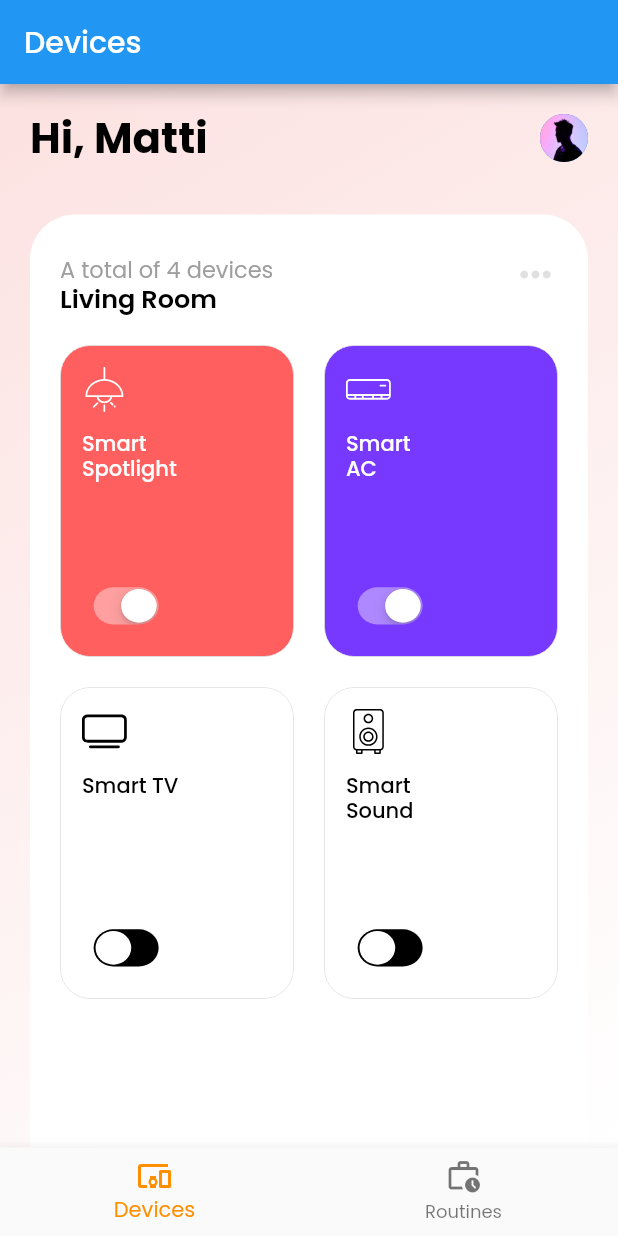
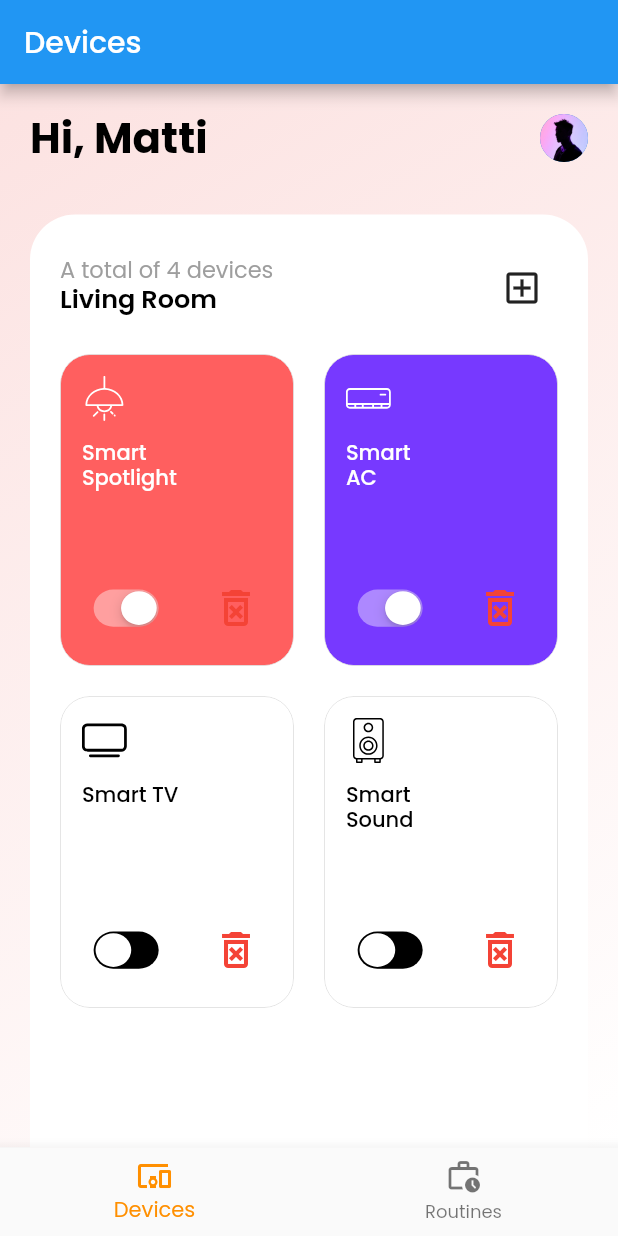
Before and after one commit to humamcp/smartix_husam, a Flutter app: the screen it shows after launch, on a phone screen of 412 x 824 dp. Run offline on Flutter 3.47's test engine with Material 2 defaults, Android fonts, the phone set to English and light mode, and no system bars; our stand-ins replace animated_background, bloc, flutter_bloc, flutter_svg, sleek_circular_slider; missing offline and left inert: rainbow_color.

Commit message:
Working on Devices Page ( UI, Add Device & Delete Device)

```diff
--- /dev/null
+++ b/lib/features/device/mockups/device_types.dart
@@ -0,0 +1,29 @@
+import 'package:smartix_husam/features/device/model/device_type.dart';
+
+// TODO: fetch it from API & remove this mock up
+List<DeviceType> deviceTypes = [
+  DeviceType(
+    typeID: 1,
+    name: 'Smart Spotlight',
+    color: "#ff5f5f",
+    icon: 'assets/svg/light.svg',
+  ),
+  DeviceType(
+    typeID: 2,
+    name: 'Smart AC',
+    color: "#7739ff",
+    icon: 'assets/svg/ac.svg',
+  ),
+  DeviceType(
+    typeID: 3,
+    name: 'Smart TV',
+    color: "#c9c306",
+    icon: 'assets/svg/tv.svg',
+  ),
+  DeviceType(
+    typeID: 4,
+    name: 'Smart Sound',
+    color: "#c207db",
+    icon: 'assets/svg/speaker.svg',
+  ),
+];
--- a/lib/features/device/model/device_type.dart
+++ b/lib/features/device/model/device_type.dart
@@ -1,11 +1,17 @@
 class DeviceType {
+  int typeID = -1;
   String name = "";
   String color = "";
   String icon = "";
 
-  DeviceType({required this.name, required this.color, required this.icon});
+  DeviceType(
+      {required this.typeID,
+      required this.name,
+      required this.color,
+      required this.icon});
 
   DeviceType.fromJson(Map<String, dynamic> json) {
+    typeID = json['typeID'];
     name = json['name'];
     color = json['color'];
     icon = json['icon'];
@@ -13,6 +19,7 @@ class DeviceType {
 
   Map<String, dynamic> toJson() {
     final Map<String, dynamic> data = new Map<String, dynamic>();
+    data['typeID'] = typeID;
     data['name'] = name;
     data['color'] = color;
     data['icon'] = icon;
--- a/lib/features/device/view/device_page.dart
+++ b/lib/features/device/view/device_page.dart
@@ -13,9 +13,6 @@ class DevicePage extends StatelessWidget {
 
   @override
   Widget build(BuildContext context) {
-    return BlocProvider(
-      create: (_) => DeviceCubit(),
-      child: const DeviceView(),
-    );
+    return const DeviceView();
   }
 }
--- a/lib/features/device/view/device_view.dart
+++ b/lib/features/device/view/device_view.dart
@@ -1,9 +1,12 @@
 import 'package:flutter/material.dart';
 import 'package:flutter_bloc/flutter_bloc.dart';
 import 'package:smartix_husam/features/device/cubit/device_cubit.dart';
+import 'package:smartix_husam/features/device/mockups/device_types.dart';
 import 'package:smartix_husam/features/device/model/device_model.dart';
+import 'package:smartix_husam/features/device/model/device_type.dart';
 import 'package:smartix_husam/features/device/view/devices.dart';
 import 'package:smartix_husam/mixins/loading_state_mixin.dart';
+import 'package:smartix_husam/style/theme.dart';
 import 'package:smartix_husam/utils/string_to_color.dart';
 
 class DeviceView extends StatefulWidget {
@@ -14,16 +17,16 @@ class DeviceView extends StatefulWidget {
 }
 
 class _DeviceViewState extends State<DeviceView> with LoadingStateMixin {
+  // params
+  int? _deviceId;
+  DeviceType _type = deviceTypes.first;
+
+  // methods
   @override
   void initState() {
     _initDevices();
     super.initState();
   }
-
-  // @override
-  // didChangeDependencies(){
-  //   super.didChangeDependencies();
-  // }
 
   ///
   /// This Function is used to initalize the user devices
@@ -34,13 +37,49 @@ class _DeviceViewState extends State<DeviceView> with LoadingStateMixin {
 
     // initDevices
     await BlocProvider.of<DeviceCubit>(context).init();
+    _type = deviceTypes[0];
 
+    // hide loading
+    hideLoading();
+  }
+
+  ///
+  ///
+  ///
+  _addDevice() async {
+    // check selected type & id
+    if (_deviceId == null || _deviceId == -1) {
+      ScaffoldMessenger.of(context).showSnackBar(
+        const SnackBar(
+          content: Text('Please Enter Device ID'),
+        ),
+      );
+      return;
+    }
+
+    // close Bottom Sheet
+    Navigator.of(context).pop();
+
+    // show loading
+    showLoading();
+
+    // add device
+    await context.read<DeviceCubit>().addDevice(DeviceModel(
+          id: _deviceId!,
+          name: _type.name,
+          icon: _type.icon,
+          color: _type.color,
+          isActive: false,
+        ));
     // hide loading
     hideLoading();
   }
 
   @override
   Widget build(BuildContext context) {
+    return BlocConsumer<DeviceCubit, List<DeviceModel>>(
+      listener: (context, state) {},
+      builder: (context, state) {
         return Container(
           width: MediaQuery.of(context).size.width,
           height: MediaQuery.of(context).size.height,
@@ -52,7 +91,7 @@ class _DeviceViewState extends State<DeviceView> with LoadingStateMixin {
           ),
           child: isLoading
               ? const Center(
-              child:  CircularProgressIndicator(),
+                  child: CircularProgressIndicator(),
                 )
               : Padding(
                   padding: const EdgeInsets.fromLTRB(20, 15, 20, 0),
@@ -74,7 +113,8 @@ class _DeviceViewState extends State<DeviceView> with LoadingStateMixin {
                             CircleAvatar(
                               minRadius: 16,
                               backgroundImage:
-                                AssetImage("assets/images/user.webp"))
+                                  AssetImage("assets/images/user.webp"),
+                            )
                           ],
                         ),
                         const SizedBox(
@@ -104,23 +144,19 @@ class _DeviceViewState extends State<DeviceView> with LoadingStateMixin {
                                   Row(
                                     mainAxisAlignment:
                                         MainAxisAlignment.spaceBetween,
-                                crossAxisAlignment: CrossAxisAlignment.start,
+                                    crossAxisAlignment:
+                                        CrossAxisAlignment.start,
                                     children: [
                                       Column(
                                         crossAxisAlignment:
                                             CrossAxisAlignment.start,
                                         children: [
-                                      BlocBuilder<DeviceCubit,
-                                          List<DeviceModel>>(
-                                        builder: (context, state) {
-                                          return Text(
+                                          Text(
                                             "A total of ${state.length} devices",
                                             style: const TextStyle(
                                                 fontSize: 15,
                                                 color: Colors.grey,
                                                 fontWeight: FontWeight.normal),
-                                          );
-                                        },
                                           ),
                                           const Text(
                                             "Living Room",
@@ -132,11 +168,13 @@ class _DeviceViewState extends State<DeviceView> with LoadingStateMixin {
                                           ),
                                         ],
                                       ),
-                                  Icon(
-                                    Icons.more_horiz,
-                                    color: Colors.grey[300],
-                                    size: 30,
-                                  )
+                                      IconButton(
+                                        onPressed: _onAddBtn,
+                                        icon: const Icon(
+                                          Icons.add_box_outlined,
+                                          size: 28,
+                                        ),
+                                      ),
                                     ],
                                   ),
                                   const SizedBox(
@@ -154,18 +192,27 @@ class _DeviceViewState extends State<DeviceView> with LoadingStateMixin {
                                                 childAspectRatio: 3 / 4,
                                                 crossAxisSpacing: 20,
                                                 mainAxisSpacing: 20),
-                                    itemCount: devices.length,
+                                        itemCount: state.length,
                                         itemBuilder: (BuildContext ctx, index) {
                                           return Devices(
-                                        name: devices[index].name,
-                                        svg: devices[index].icon,
-                                        color: devices[index].color.toColor(),
-                                        isActive: devices[index].isActive,
-                                        onChanged: (val) {
-                                          setState(() {
-                                            devices[index].isActive =
-                                                !devices[index].isActive;
-                                          });
+                                            name: state[index].name,
+                                            svg: state[index].icon,
+                                            color: state[index].color.toColor(),
+                                            isActive: state[index].isActive,
+                                            onChanged: (val) async {
+                                              showLoading();
+                                              await context
+                                                  .read<DeviceCubit>()
+                                                  .toggleDevice(state[index].id,
+                                                      isActive: val);
+                                              hideLoading();
+                                            },
+                                            onDelete: () async {
+                                              showLoading();
+                                              await context
+                                                  .read<DeviceCubit>()
+                                                  .removeDevice(state[index]);
+                                              hideLoading();
                                             },
                                           );
                                         }),
@@ -180,33 +227,90 @@ class _DeviceViewState extends State<DeviceView> with LoadingStateMixin {
                   ),
                 ),
         );
-    // final textTheme = Theme.of(context).textTheme;
-    // Scaffold(
-    //   appBar: AppBar(title: const Text('Counter')),
-    //   body: Center(
-    //     child: BlocBuilder<DeviceCubit, int>(
-    //       builder: (context, state) {
-    //         return Text('$state', style: textTheme.headline2);
-    //       },
-    //     ),
-    //   ),
-    //   floatingActionButton: Column(
-    //     mainAxisAlignment: MainAxisAlignment.end,
-    //     crossAxisAlignment: CrossAxisAlignment.end,
-    //     children: <Widget>[
-    //       FloatingActionButton(
-    //         key: const Key('counterView_increment_floatingActionButton'),
-    //         child: const Icon(Icons.add),
-    //         onPressed: () => context.read<DeviceCubit>().increment(),
-    //       ),
-    //       const SizedBox(height: 8),
-    //       FloatingActionButton(
-    //         key: const Key('counterView_decrement_floatingActionButton'),
-    //         child: const Icon(Icons.remove),
-    //         onPressed: () => context.read<DeviceCubit>().decrement(),
-    //       ),
-    //     ],
-    //   ),
-    // );
+      },
+    );
+  }
+
+  ///
+  /// show add device Bottom Sheet
+  ///
+  _onAddBtn() {
+    Scaffold.of(context).showBottomSheet(
+      backgroundColor: Colors.black.withAlpha(150),
+      constraints: BoxConstraints(
+        maxWidth: MediaQuery.of(context).size.width,
+        maxHeight: MediaQuery.of(context).size.height,
+      ),
+      enableDrag: true,
+      (context) {
+        return Container(
+          alignment: Alignment.bottomCenter,
+          child: SizedBox(
+            width: MediaQuery.of(context).size.width * .5,
+            height: MediaQuery.of(context).size.height * .5,
+            child: Card(
+              child: Padding(
+                padding: const EdgeInsets.all(8.0),
+                child: Column(
+                  children: [
+                    const SizedBox(height: 24),
+                    Row(
+                      mainAxisAlignment: MainAxisAlignment.spaceBetween,
+                      children: [
+                        const Text(
+                          'Add device',
+                          style: AppTheme.TEXT_TITLE_STYLE,
+                        ),
+                        IconButton(
+                          onPressed: () {
+                            Navigator.of(context).pop();
+                          },
+                          icon: const Icon(
+                            Icons.close,
+                          ),
+                        ),
+                      ],
+                    ),
+                    const SizedBox(height: 24),
+                    TextField(
+                      keyboardType: TextInputType.number,
+                      onChanged: (val) => _deviceId = int.parse(val),
+                      decoration: const InputDecoration(
+                        hintText: 'Enter Device Id',
+                      ),
+                    ),
+                    const SizedBox(
+                      height: 24,
+                    ),
+                    DropdownButton<DeviceType>(
+                        value: _type,
+                        items: deviceTypes.map((el) {
+                          return DropdownMenuItem<DeviceType>(
+                            value: el,
+                            child: Text(el.name),
+                          );
+                        }).toList(),
+                        onChanged: (val) {
+                          if (mounted) {
+                            setState(() {
+                              _type = val!;
+                            });
+                          }
+                        }),
+                    const SizedBox(
+                      height: 24,
+                    ),
+                    ElevatedButton(
+                      onPressed: _addDevice,
+                      child: const Text('Add'),
+                    ),
+                  ],
+                ),
+              ),
+            ),
+          ),
+        );
+      },
+    );
   }
 }
--- a/lib/features/device/view/devices.dart
+++ b/lib/features/device/view/devices.dart
@@ -10,15 +10,17 @@ class Devices extends StatelessWidget {
   final Color color;
   final bool isActive;
   final Function(bool) onChanged;
+  final VoidCallback onDelete;
 
-  const Devices(
-      {Key? key,
+  const Devices({
+    Key? key,
     required this.name,
     required this.svg,
     required this.color,
     required this.onChanged,
-      required this.isActive})
-      : super(key: key);
+    required this.isActive,
+    required this.onDelete,
+  }) : super(key: key);
 
   @override
   Widget build(BuildContext context) {
@@ -34,7 +36,7 @@ class Devices extends StatelessWidget {
         openBuilder: (BuildContext context, VoidCallback _) {
           return ControlPanelPage(tag: name);
         },
-        tappable: name == "Smart AC" ? true : false,
+        tappable: isActive,
         closedBuilder: (BuildContext _, VoidCallback openContainer) {
           return AnimatedContainer(
             duration: const Duration(milliseconds: 300),
@@ -78,6 +80,11 @@ class Devices extends StatelessWidget {
                       ),
                     ],
                   ),
+
+                  // switch & delete Btn
+                  Row(
+                    mainAxisAlignment: MainAxisAlignment.spaceBetween,
+                    children: [
                       Transform.scale(
                         alignment: Alignment.center,
                         scaleY: 0.8,
@@ -91,6 +98,15 @@ class Devices extends StatelessWidget {
                           trackColor: Colors.black,
                         ),
                       ),
+                      IconButton(
+                          onPressed: onDelete,
+                          icon: const Icon(
+                            Icons.delete_forever_outlined,
+                            size: 32,
+                            color: Colors.red,
+                          ))
+                    ],
+                  ),
                 ],
               ),
             ),
--- a/lib/features/home/view/home_page.dart
+++ b/lib/features/home/view/home_page.dart
@@ -1,6 +1,8 @@
 import 'package:flutter/material.dart';
 import 'package:flutter/src/foundation/key.dart';
 import 'package:flutter/src/widgets/framework.dart';
+import 'package:flutter_bloc/flutter_bloc.dart';
+import 'package:smartix_husam/features/device/cubit/device_cubit.dart';
 import 'package:smartix_husam/features/device/view/device_page.dart';
 import 'package:smartix_husam/features/routine/view/routine_page.dart';
 
@@ -39,7 +41,9 @@ class _HomePageState extends State<HomePage> {
 
   @override
   Widget build(BuildContext context) {
-    return Scaffold(
+    return BlocProvider(
+      create: (_) => DeviceCubit(),
+      child: Scaffold(
         body: _pages.elementAt(_index),
         appBar: AppBar(
           title: Text(_titles.elementAt(_index)),
@@ -59,6 +63,7 @@ class _HomePageState extends State<HomePage> {
           selectedItemColor: Colors.amber[800],
           onTap: _onItemTapped,
         ),
+      ),
     );
   }
 }
--- a/lib/main.dart
+++ b/lib/main.dart
@@ -19,6 +19,7 @@
       title: 'Smartix-Husam',
       theme: AppTheme.APP_THEME,
       home: const HomePage(),
+      debugShowCheckedModeBanner: false,
     );
   }
 }
--- a/lib/style/theme.dart
+++ b/lib/style/theme.dart
@@ -1,4 +1,4 @@
-// ignore_for_file: non_constant_identifier_names
+// ignore_for_file: non_constant_identifier_names, constant_identifier_names
 
 import 'package:flutter/material.dart';
 
@@ -16,4 +16,14 @@ class AppTheme {
       overlayShape: RoundSliderOverlayShape(overlayRadius: 15.0),
     ),
   );
+  static const TEXT_TITLE_STYLE = TextStyle(
+    fontWeight: FontWeight.bold,
+    fontSize: 22,
+    color: Colors.blue,
+  );
+  static const TEXT_SUB_STYLE = TextStyle(
+    fontWeight: FontWeight.bold,
+    fontSize: 22,
+    color: Colors.blueGrey,
+  );
 }
```
Also changed, not shown: lib/features/device/cubit/device_cubit.dart (+27 -5 lines). Lines whose indentation alone changed are shown as unchanged.
